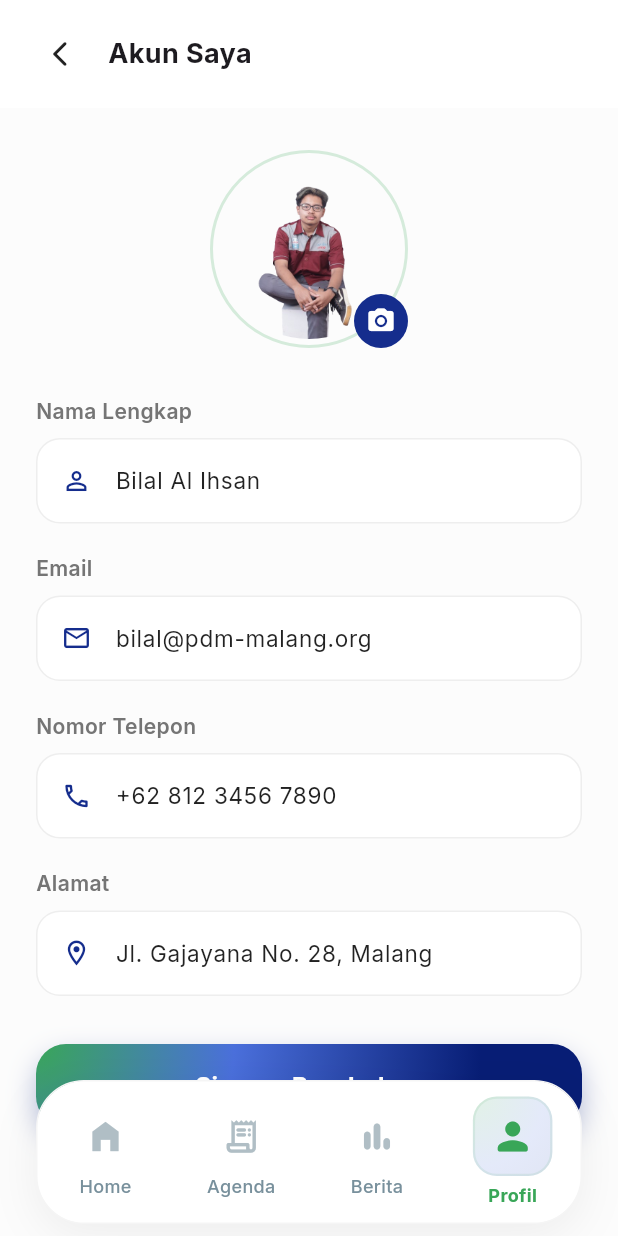
After one commit to bilalihsan1955/Aplikasi-PDM-Kota-Malang, a Flutter app: the AccountPage screen opened by its route, on a phone screen of 412 x 824 dp. The commit adds this screen. Run offline on Flutter 3.47's test engine with Material 3 defaults, Android fonts, the phone set to English and light mode, and no system bars; our stand-ins replace flutter_map, go_router, google_fonts, latlong2, shared_preferences; accounts and stored records are empty.

Commit message:
add halaman akun saya

```diff
--- a/lib/utils/routes.dart
+++ b/lib/utils/routes.dart
@@ -4,11 +4,12 @@ import '../view/main_screen.dart';
 import '../view/pages/home_page.dart';
 import '../view/pages/agenda/agenda_page.dart';
 import '../view/pages/berita/berita_page.dart';
-import '../view/pages/profile_page.dart';
+import '../view/pages/profile/profile_page.dart';
 import '../view/pages/berita/detail_berita_page.dart';
 import '../view/pages/agenda/detail_agenda_page.dart';
 import '../view/pages/about_pdm_page.dart';
 import '../view/pages/gallery_page.dart';
+import '../view/pages/profile/account_page.dart';
 import '../view/pages/auth/onboarding_page.dart';
 import '../view/pages/auth/login_page.dart';
 import '../view/pages/auth/register_page.dart';
@@ -19,7 +20,7 @@ final GoRouter router = GoRouter(
   navigatorKey: _rootNavigatorKey,
   initialLocation: '/onboarding',
   routes: [
-    // Auth Routes - Outside Shell (Full Screen)
+    // Auth Routes - Full Screen
     GoRoute(
       path: '/onboarding',
       pageBuilder: (context, state) => const NoTransitionPage(child: OnboardingPage()),
@@ -33,7 +34,7 @@ final GoRouter router = GoRouter(
       pageBuilder: (context, state) => const NoTransitionPage(child: RegisterPage()),
     ),
 
-    // App Shell Routes - Inside Shell (With Navbar)
+    // App Shell Routes - With Navbar
     StatefulShellRoute.indexedStack(
       builder: (context, state, navigationShell) {
         return MainScreen(navigationShell: navigationShell);
@@ -94,6 +95,12 @@ final GoRouter router = GoRouter(
             GoRoute(
               path: '/profile',
               pageBuilder: (context, state) => const NoTransitionPage(child: ProfilePage()),
+              routes: [
+                GoRoute(
+                  path: 'account',
+                  pageBuilder: (context, state) => const NoTransitionPage(child: AccountPage()),
+                ),
+              ],
             ),
           ],
         ),
--- /dev/null
+++ b/lib/view/pages/profile/account_page.dart
@@ -0,0 +1,227 @@
+import 'package:flutter/material.dart';
+import 'package:go_router/go_router.dart';
+import '../../../utils/app_style.dart';
+
+class AccountPage extends StatefulWidget {
+  const AccountPage({super.key});
+
+  @override
+  State<AccountPage> createState() => _AccountPageState();
+}
+
+class _AccountPageState extends State<AccountPage> {
+  final ScrollController _scrollController = ScrollController();
+  bool _isScrolled = false;
+
+  @override
+  void initState() {
+    super.initState();
+    _scrollController.addListener(() {
+      if (_scrollController.offset > 10) {
+        if (!_isScrolled) setState(() => _isScrolled = true);
+      } else {
+        if (_isScrolled) setState(() => _isScrolled = false);
+      }
+    });
+  }
+
+  @override
+  void dispose() {
+    _scrollController.dispose();
+    super.dispose();
+  }
+
+  @override
+  Widget build(BuildContext context) {
+    final isDark = Theme.of(context).brightness == Brightness.dark;
+    final appBarColor = isDark ? const Color(0xFF1E1E1E) : Colors.white;
+
+    return Scaffold(
+      backgroundColor: Theme.of(context).scaffoldBackgroundColor,
+      body: Stack(
+        children: [
+          // 1. Konten Utama
+          Positioned.fill(
+            child: SingleChildScrollView(
+              controller: _scrollController,
+              physics: const ClampingScrollPhysics(),
+              child: SafeArea(
+                child: Padding(
+                  padding: const EdgeInsets.symmetric(horizontal: 24),
+                  child: Column(
+                    children: [
+                      const SizedBox(height: 100), // Spasi Header
+                      _buildProfilePicture(isDark),
+                      const SizedBox(height: 32),
+                      _buildAccountForm(isDark),
+                      const SizedBox(height: 32),
+                      _buildSaveButton(context),
+                      const SizedBox(height: 40),
+                    ],
+                  ),
+                ),
+              ),
+            ),
+          ),
+
+          // 2. Header (Konsisten dengan DNA Proyek)
+          Positioned(
+            top: 0,
+            left: 0,
+            right: 0,
+            child: Container(
+              decoration: BoxDecoration(
+                color: appBarColor,
+                boxShadow: _isScrolled ? [
+                  BoxShadow(
+                    color: Colors.black.withOpacity(0.08),
+                    offset: const Offset(0, 4),
+                    blurRadius: 12,
+                  ),
+                ] : [],
+              ),
+              child: SafeArea(
+                bottom: false,
+                child: Padding(
+                  padding: const EdgeInsets.symmetric(horizontal: 16, vertical: 12),
+                  child: Row(
+                    children: [
+                      IconButton(
+                        onPressed: () => context.pop(),
+                        icon: Icon(Icons.arrow_back_ios_new_rounded,
+                          color: isDark ? Colors.white : Colors.black87, size: 20),
+                      ),
+                      const SizedBox(width: 8),
+                      const Expanded(
+                        child: Text(
+                          'Akun Saya',
+                          style: TextStyle(fontSize: 18, fontWeight: FontWeight.bold),
+                        ),
+                      ),
+                    ],
+                  ),
+                ),
+              ),
+            ),
+          ),
+        ],
+      ),
+    );
+  }
+
+  Widget _buildProfilePicture(bool isDark) {
+    return Center(
+      child: Stack(
+        children: [
+          Container(
+            padding: const EdgeInsets.all(4),
+            decoration: BoxDecoration(
+              shape: BoxShape.circle,
+              border: Border.all(color: AppStyle.accent.withOpacity(0.2), width: 2),
+            ),
+            child: ClipRRect(
+              borderRadius: BorderRadius.circular(60),
+              child: Image.asset(
+                'assets/images/profile.png',
+                height: 120,
+                width: 120,
+                fit: BoxFit.cover,
+              ),
+            ),
+          ),
+          Positioned(
+            bottom: 0,
+            right: 0,
+            child: Container(
+              padding: const EdgeInsets.all(8),
+              decoration: const BoxDecoration(
+                color: AppStyle.primary,
+                shape: BoxShape.circle,
+              ),
+              child: const Icon(Icons.camera_alt_rounded, color: Colors.white, size: 20),
+            ),
+          ),
+        ],
+      ),
+    );
+  }
+
+  Widget _buildAccountForm(bool isDark) {
+    return Column(
+      children: [
+        _buildTextField('Nama Lengkap', 'Bilal Al Ihsan', Icons.person_outline, isDark),
+        const SizedBox(height: 20),
+        _buildTextField('Email', 'bilal@pdm-malang.org', Icons.email_outlined, isDark),
+        const SizedBox(height: 20),
+        _buildTextField('Nomor Telepon', '+62 812 3456 7890', Icons.phone_outlined, isDark),
+        const SizedBox(height: 20),
+        _buildTextField('Alamat', 'Jl. Gajayana No. 28, Malang', Icons.location_on_outlined, isDark),
+      ],
+    );
+  }
+
+  Widget _buildTextField(String label, String value, IconData icon, bool isDark) {
+    return Column(
+      crossAxisAlignment: CrossAxisAlignment.start,
+      children: [
+        Text(label, style: TextStyle(fontSize: 14, fontWeight: FontWeight.w600, color: Colors.grey[600])),
+        const SizedBox(height: 8),
+        Container(
+          padding: const EdgeInsets.symmetric(horizontal: 16),
+          decoration: BoxDecoration(
+            color: isDark ? AppStyle.cardDark : Colors.white,
+            borderRadius: BorderRadius.circular(16),
+            border: Border.all(color: isDark ? Colors.white10 : Colors.grey.shade200),
+          ),
+          child: TextField(
+            controller: TextEditingController(text: value),
+            style: TextStyle(color: isDark ? Colors.white : Colors.black87, fontSize: 15),
+            decoration: InputDecoration(
+              icon: Icon(icon, color: AppStyle.primary, size: 20),
+              border: InputBorder.none,
+              contentPadding: const EdgeInsets.symmetric(vertical: 16),
+            ),
+          ),
+        ),
+      ],
+    );
+  }
+
+  Widget _buildSaveButton(BuildContext context) {
+    return Container(
+      width: double.infinity,
+      decoration: BoxDecoration(
+        gradient: const RadialGradient(
+          center: Alignment.topLeft,
+          radius: 6,
+          colors: [Color(0xFF39A658), Color(0xFF4A6FDB), Color(0XFF071D75)],
+          stops: [0.0, 0.4, 0.9],
+        ),
+        borderRadius: BorderRadius.circular(20),
+        boxShadow: [
+          BoxShadow(
+            color: AppStyle.primary.withOpacity(0.3),
+            blurRadius: 15,
+            offset: const Offset(0, 8),
+          ),
+        ],
+      ),
+      child: Material(
+        color: Colors.transparent,
+        child: InkWell(
+          borderRadius: BorderRadius.circular(20),
+          onTap: () => context.pop(),
+          child: const Padding(
+            padding: EdgeInsets.symmetric(vertical: 16),
+            child: Center(
+              child: Text(
+                'Simpan Perubahan',
+                style: TextStyle(color: Colors.white, fontSize: 16, fontWeight: FontWeight.bold),
+              ),
+            ),
+          ),
+        ),
+      ),
+    );
+  }
+}
--- a/lib/view/pages/profile_page.dart
+++ b/lib/view/pages/profile/profile_page.dart
@@ -1,8 +1,8 @@
 import 'package:flutter/material.dart';
 import 'package:provider/provider.dart';
 import 'package:go_router/go_router.dart';
-import '../../view_models/profile_view_model.dart';
-import '../../utils/app_style.dart';
+import '../../../view_models/profile_view_model.dart';
+import '../../../utils/app_style.dart';
 
 class ProfilePage extends StatelessWidget {
   const ProfilePage({super.key});
@@ -87,7 +87,12 @@ class ProfilePage extends StatelessWidget {
           decoration: _cardDecoration(context),
           child: Column(
             children: [
-              _menuItem(context: context, icon: Icons.person_outline, title: 'Akun Saya'),
+              _menuItem(
+                context: context,
+                icon: Icons.person_outline,
+                title: 'Akun Saya',
+                onTap: () => context.push('/profile/account'), // Perbaikan: Menambahkan Navigasi
+              ),
               Divider(height: 1, color: Theme.of(context).dividerTheme.color),
               _menuItem(
                 context: context,
```
